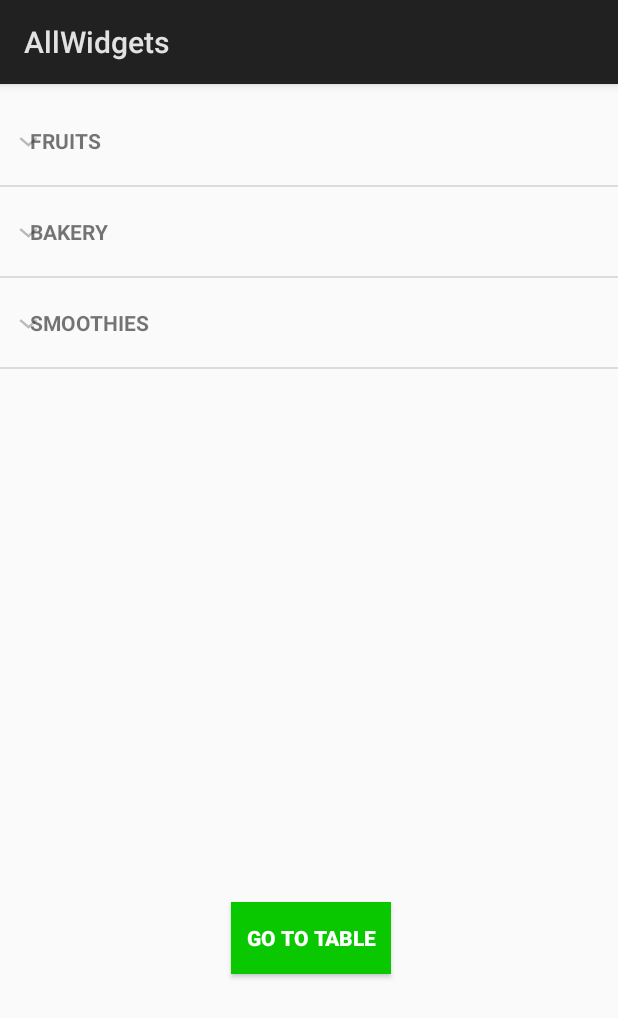
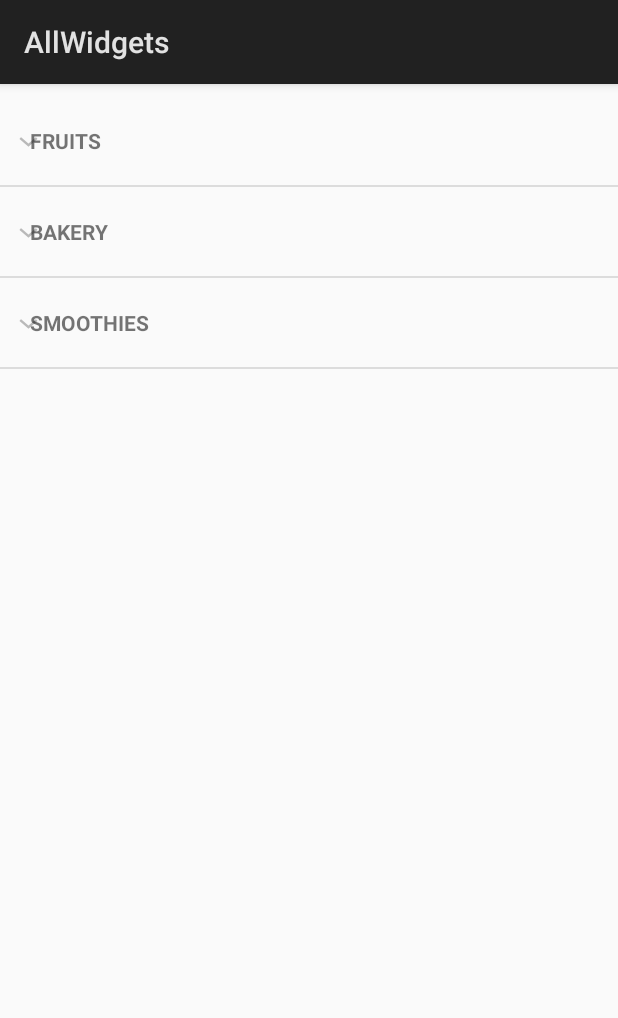
Before and after one commit to SamaSamrin/AllWidgets, an Android app: the ExpandableListViewDemo screen opened directly, with no data from a screen before it, on a phone screen of 412 x 824 dp. Shown: the top 1018 px of the screen. Run offline under Robolectric (Android 15) with nearby library versions, the phone set to English and light mode, and no system bars.

```diff
--- a/app/build.gradle
+++ b/app/build.gradle
@@ -26,5 +26,6 @@ dependencies {
     })
     compile 'com.android.support.constraint:constraint-layout:1.0.2'
     compile 'com.android.support:appcompat-v7:25.2.0'
+    compile 'com.android.support:support-v13:25.3.1'
     testCompile 'junit:junit:4.12'
 }
--- a/app/src/main/AndroidManifest.xml
+++ b/app/src/main/AndroidManifest.xml
@@ -22,7 +22,10 @@
             android:label="@string/title_activity_text_stuff" />
         <activity android:name=".GridViewDemo" />
         <activity android:name=".ExpandableListViewDemo" />
-        <activity android:name=".TableDemo"></activity>
+        <activity android:name=".TableDemo" />
+        <activity
+            android:name=".TabDemo"
+            android:label="@string/title_activity_tab_demo"></activity>
     </application>
 
 </manifest>
--- a/app/src/main/java/com/example/user/allwidgets/TabDemo.java
+++ b/app/src/main/java/com/example/user/allwidgets/TabDemo.java
@@ -112,9 +112,9 @@ public class TabDemo extends Activity {
      * A {@link FragmentPagerAdapter} that returns a fragment corresponding to
      * one of the sections/tabs/pages.
      */
-    public class SectionsPagerAdapter extends FragmentPagerAdapter {
+     class SectionsPagerAdapter extends FragmentPagerAdapter {
 
-        public SectionsPagerAdapter(FragmentManager fm) {
+         SectionsPagerAdapter(FragmentManager fm) {
             super(fm);
         }
 
--- a/app/src/main/res/layout/activity_expandable_list_view_demo.xml
+++ b/app/src/main/res/layout/activity_expandable_list_view_demo.xml
@@ -6,31 +6,32 @@
     android:layout_height="match_parent"
     tools:context="com.example.user.allwidgets.ExpandableListViewDemo">
 
-    <Button
-        android:id="@+id/buttonGoToTable"
-        android:layout_width="wrap_content"
-        android:layout_height="wrap_content"
-        android:layout_margin="100dp"
-        android:layout_marginBottom="100dp"
-        android:layout_marginTop="8dp"
-        android:background="@color/myGreen"
-        android:gravity="center"
-        android:text="Go To Table"
-        android:textColor="@android:color/white"
-        android:textStyle="bold"
-        android:padding="10dp"
-        android:onClick="goToTable"
-        app:layout_constraintBottom_toBottomOf="parent"
-        app:layout_constraintHorizontal_bias="0.51"
-        app:layout_constraintLeft_toLeftOf="parent"
-        app:layout_constraintRight_toRightOf="parent"
-        app:layout_constraintTop_toBottomOf="@+id/expandable_listview"
-        app:layout_constraintVertical_bias="0.53999996" />
+    <!--<Button-->
+        <!--android:id="@+id/buttonGoToTable"-->
+        <!--android:layout_width="wrap_content"-->
+        <!--android:layout_height="wrap_content"-->
+        <!--android:layout_margin="100dp"-->
+        <!--android:layout_marginBottom="100dp"-->
+        <!--android:layout_marginTop="8dp"-->
+        <!--android:background="@color/myGreen"-->
+        <!--android:gravity="center"-->
+        <!--android:onClick="goToTable"-->
+        <!--android:padding="10dp"-->
+        <!--android:text="Go To Table"-->
+        <!--android:textColor="@android:color/white"-->
+        <!--android:textStyle="bold"-->
+        <!--android:visibility="invisible"-->
+        <!--app:layout_constraintBottom_toBottomOf="parent"-->
+        <!--app:layout_constraintHorizontal_bias="0.51"-->
+        <!--app:layout_constraintLeft_toLeftOf="parent"-->
+        <!--app:layout_constraintRight_toRightOf="parent"-->
+        <!--app:layout_constraintTop_toBottomOf="@+id/expandable_listview"-->
+        <!--app:layout_constraintVertical_bias="0.53999996" />-->
 
     <ExpandableListView
         android:id="@+id/expandable_listview"
         android:layout_width="wrap_content"
-        android:layout_height="350dp"
+        android:layout_height="match_parent"
         android:layout_marginBottom="8dp"
         android:layout_marginEnd="8dp"
         android:layout_marginLeft="8dp"
--- a/app/src/main/res/values/dimens.xml
+++ b/app/src/main/res/values/dimens.xml
@@ -1,3 +1,6 @@
 <resources>
     <dimen name="text_margin">16dp</dimen>
+    <!-- Default screen margins, per the Android Design guidelines. -->
+    <dimen name="activity_horizontal_margin">16dp</dimen>
+    <dimen name="activity_vertical_margin">16dp</dimen>
 </resources>
--- a/app/src/main/res/values/strings.xml
+++ b/app/src/main/res/values/strings.xml
@@ -120,4 +120,7 @@
         "when a user tries to pick up one of cards.\n\n"
     </string>
     <string name="title_activity_text_stuff">TextStuff</string>
+    <string name="title_activity_tab_demo">TabDemo</string>
+    <string name="action_settings">Settings</string>
+    <string name="section_format">Hello World from section: %1$d</string>
 </resources>
```
Also changed, not shown: app/src/main/java/com/example/user/allwidgets/GridViewDemo.java (+16 -2 lines), app/src/main/res/drawable/blue_table.png (added), app/src/main/res/drawable/collapse_arrow.png (added), app/src/main/res/drawable/tab.png (added).
